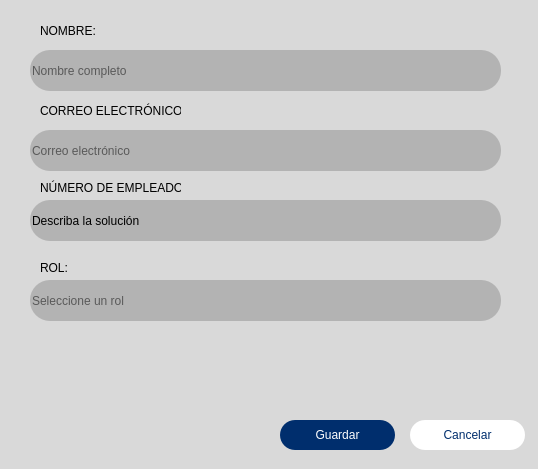
Above: ventanas/AgregarEditor.ui from Lomeli89/FoxyBotApp1.0 before the change. Below: the same form after it.
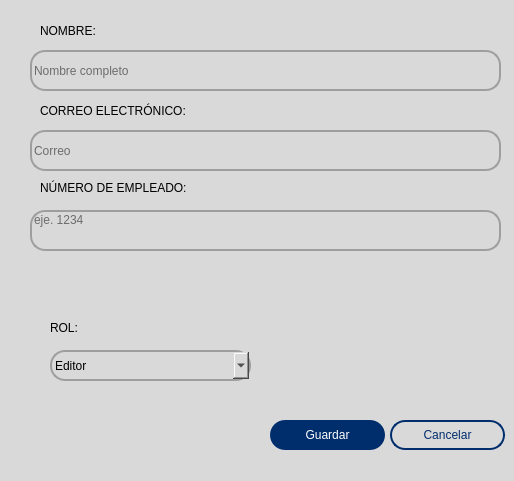
That is the form after the change. Icons and pictures are not drawn.

The edit to the form file:
```diff
--- a/ventanas/AgregarEditor.ui
+++ b/ventanas/AgregarEditor.ui
@@ -6,10 +6,22 @@
    <rect>
     <x>0</x>
     <y>0</y>
-    <width>538</width>
-    <height>469</height>
+    <width>514</width>
+    <height>481</height>
    </rect>
   </property>
+  <property name="minimumSize">
+   <size>
+    <width>514</width>
+    <height>481</height>
+   </size>
+  </property>
+  <property name="maximumSize">
+   <size>
+    <width>514</width>
+    <height>481</height>
+   </size>
+  </property>
   <property name="windowTitle">
    <string>Dialog</string>
   </property>
@@ -21,15 +33,21 @@
     <rect>
      <x>40</x>
      <y>20</y>
-     <width>141</width>
+     <width>201</width>
      <height>21</height>
     </rect>
    </property>
+   <property name="styleSheet">
+    <string notr="true">font: 75 11.5pt &quot;SansSerif&quot;;</string>
+   </property>
    <property name="text">
     <string>NOMBRE:</string>
    </property>
   </widget>
   <widget class="QLineEdit" name="lineEdit">
+   <property name="enabled">
+    <bool>true</bool>
+   </property>
    <property name="geometry">
     <rect>
      <x>30</x>
@@ -40,22 +58,21 @@
    </property>
    <property name="styleSheet">
     <string notr="true">QLineEdit{
+	background-color: rgb(217, 217, 217);
+	font: 9pt &quot;MS Sans Serif&quot;;
+	border: 2px solid rgb(158, 158, 158);
+	border-radius: 15px;
 	
-	
-	
-	
-	background-color: rgb(179, 179, 179);
-	padding-top:1px;
-	border-radius:20px;
-	
-	border-color: rgb(0, 46, 109);
 }</string>
    </property>
    <property name="placeholderText">
-    <string>Nombre completo </string>
+    <string>Nombre completo</string>
    </property>
   </widget>
   <widget class="QLineEdit" name="lineEdit_2">
+   <property name="enabled">
+    <bool>true</bool>
+   </property>
    <property name="geometry">
     <rect>
      <x>30</x>
@@ -66,77 +83,49 @@
    </property>
    <property name="styleSheet">
     <string notr="true">QLineEdit{
+	background-color: rgb(217, 217, 217);
+	font: 9pt &quot;MS Sans Serif&quot;;
+	border: 2px solid rgb(158, 158, 158);
+	border-radius: 15px;
 	
-	
-	
-	
-	background-color: rgb(179, 179, 179);
-	padding-top:1px;
-	border-radius:20px;
-	
-	border-color: rgb(0, 46, 109);
 }</string>
    </property>
+   <property name="text">
+    <string/>
+   </property>
    <property name="placeholderText">
-    <string>Correo electrónico </string>
+    <string>Correo</string>
    </property>
   </widget>
   <widget class="QLineEdit" name="lineEdit_3">
+   <property name="enabled">
+    <bool>true</bool>
+   </property>
    <property name="geometry">
     <rect>
      <x>30</x>
-     <y>200</y>
+     <y>210</y>
      <width>471</width>
      <height>41</height>
     </rect>
    </property>
    <property name="styleSheet">
     <string notr="true">QLineEdit{
+	background-color: rgb(217, 217, 217);
+	font: 9pt &quot;MS Sans Serif&quot;;
+	border: 2px solid rgb(158, 158, 158);
+	border-radius: 15px;
 	
-	
-	
-	
-	background-color: rgb(179, 179, 179);
-	padding-top:1px;
-	border-radius:20px;
-	
-	border-color: rgb(0, 46, 109);
 }</string>
    </property>
    <property name="text">
-    <string>Describa la solución</string>
+    <string/>
    </property>
    <property name="alignment">
-    <set>Qt::AlignLeading|Qt::AlignLeft|Qt::AlignVCenter</set>
+    <set>Qt::AlignLeading|Qt::AlignLeft|Qt::AlignTop</set>
    </property>
    <property name="placeholderText">
-    <string>Número de empleado </string>
-   </property>
-  </widget>
-  <widget class="QLineEdit" name="lineEdit_4">
-   <property name="geometry">
-    <rect>
-     <x>30</x>
-     <y>280</y>
-     <width>471</width>
-     <height>41</height>
-    </rect>
-   </property>
-   <property name="styleSheet">
-    <string notr="true">QLineEdit{
-	
-	
-	
-	
-	background-color: rgb(179, 179, 179);
-	padding-top:1px;
-	border-radius:20px;
-	
-	border-color: rgb(0, 46, 109);
-}</string>
-   </property>
-   <property name="placeholderText">
-    <string>Seleccione un rol </string>
+    <string>eje. 1234</string>
    </property>
   </widget>
   <widget class="QLabel" name="label_2">
@@ -144,10 +133,13 @@
     <rect>
      <x>40</x>
      <y>100</y>
-     <width>141</width>
+     <width>211</width>
      <height>21</height>
     </rect>
    </property>
+   <property name="styleSheet">
+    <string notr="true">font: 75 11.5pt &quot;SansSerif&quot;;</string>
+   </property>
    <property name="text">
     <string>CORREO ELECTRÓNICO:</string>
    </property>
@@ -157,10 +149,13 @@
     <rect>
      <x>40</x>
      <y>180</y>
-     <width>141</width>
+     <width>201</width>
      <height>16</height>
     </rect>
    </property>
+   <property name="styleSheet">
+    <string notr="true">font: 75 11.5pt &quot;SansSerif&quot;;</string>
+   </property>
    <property name="text">
     <string>NÚMERO DE EMPLEADO:</string>
    </property>
@@ -168,12 +163,15 @@
   <widget class="QLabel" name="label_4">
    <property name="geometry">
     <rect>
-     <x>40</x>
-     <y>260</y>
-     <width>141</width>
+     <x>50</x>
+     <y>320</y>
+     <width>191</width>
      <height>16</height>
     </rect>
    </property>
+   <property name="styleSheet">
+    <string notr="true">font: 75 11.5pt &quot;SansSerif&quot;;</string>
+   </property>
    <property name="text">
     <string>ROL:</string>
    </property>
@@ -181,7 +179,7 @@
   <widget class="QPushButton" name="btn_Nuevo">
    <property name="geometry">
     <rect>
-     <x>280</x>
+     <x>270</x>
      <y>420</y>
      <width>115</width>
      <height>30</height>
@@ -223,7 +221,7 @@
   <widget class="QPushButton" name="btn_Nuevo_2">
    <property name="geometry">
     <rect>
-     <x>410</x>
+     <x>390</x>
      <y>420</y>
      <width>115</width>
      <height>30</height>
@@ -239,10 +237,12 @@
     <string notr="true">QPushButton {
 	
 	font: 14pt &quot;Calibri&quot;;
-	color:  rgb(0, 46, 109);
 	
-	background-color: rgb(255, 255, 255);
-	border: 0px solid;
+	color: rgb(0, 46, 109);
+	
+	background-color:transparent;
+	border: 2px solid;
+	border-color: rgb(0, 46, 109);
 	border-radius:15px;
 }
 QPushButton:hover {
@@ -263,6 +263,33 @@
     <bool>false</bool>
    </property>
   </widget>
+  <widget class="QComboBox" name="comboBox">
+   <property name="geometry">
+    <rect>
+     <x>50</x>
+     <y>350</y>
+     <width>201</width>
+     <height>31</height>
+    </rect>
+   </property>
+   <property name="cursor">
+    <cursorShape>PointingHandCursor</cursorShape>
+   </property>
+   <property name="styleSheet">
+    <string notr="true">border: 2px solid rgb(158, 158, 158);
+	border-radius: 15px;</string>
+   </property>
+   <item>
+    <property name="text">
+     <string>Editor</string>
+    </property>
+   </item>
+   <item>
+    <property name="text">
+     <string>Alumno</string>
+    </property>
+   </item>
+  </widget>
  </widget>
  <resources/>
  <connections>
```
Left out of the diff: 25 changed lines with no effect on the pictures.
